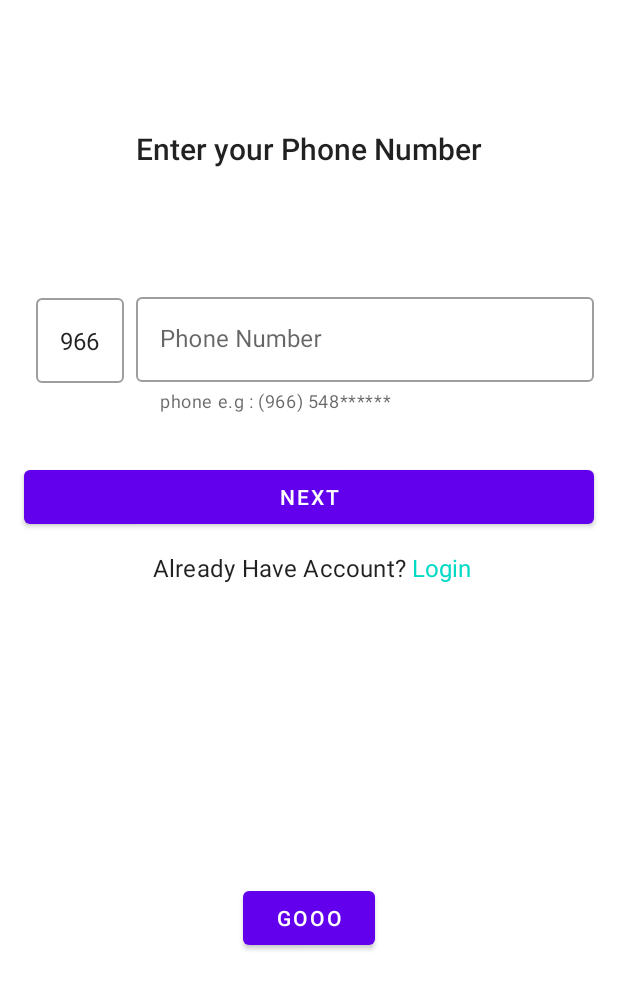
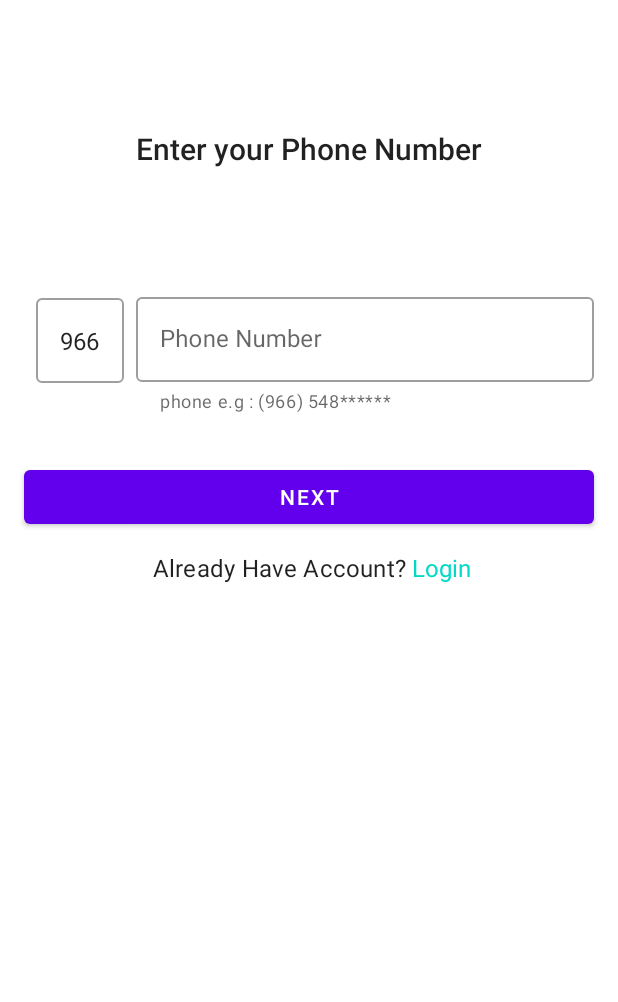
Before and after one commit to zaynob24/Moqaida, an Android app: the EnterPhoneFragment screen opened through its navigation route, on a phone screen of 412 x 824 dp, the part 234-1236 px from its top. Run offline under Robolectric (Android 15) with nearby library versions, the phone set to English and light mode, and no system bars; our stand-ins replace Firebase (no records; nobody signed in at launch, a user with empty details on screens opened directly), Picasso, navigation-ui; pictures from the network do not load.

```diff
--- a/app/src/main/java/com/example/moqaida/MainActivity.kt
+++ b/app/src/main/java/com/example/moqaida/MainActivity.kt
@@ -51,6 +51,7 @@ class MainActivity : AppCompatActivity() {
     override fun onBackPressed() {
         when(navController.currentDestination?.id) {
             R.id.homeFragment -> finish()
+            R.id.enterPhoneFragment -> navController.navigate(R.id.action_enterPhoneFragment_to_loginFragment)
             else -> super.onBackPressed()
         }
     }
--- a/app/src/main/res/layout/fragment_enterphone.xml
+++ b/app/src/main/res/layout/fragment_enterphone.xml
@@ -159,6 +159,7 @@
         android:layout_height="wrap_content"
         android:layout_marginBottom="32dp"
         android:text="Gooo"
+        android:visibility="gone"
         app:layout_constraintBottom_toBottomOf="parent"
         app:layout_constraintEnd_toEndOf="parent"
         app:layout_constraintStart_toStartOf="parent" />
--- a/app/src/main/res/layout/fragment_vierfy_phone.xml
+++ b/app/src/main/res/layout/fragment_vierfy_phone.xml
@@ -126,6 +126,7 @@
             android:layout_height="wrap_content"
             android:layout_marginBottom="32dp"
             android:text="GOO"
+            android:visibility="gone"
             app:layout_constraintBottom_toBottomOf="parent"
             app:layout_constraintEnd_toEndOf="parent"
             app:layout_constraintStart_toStartOf="parent" />
--- a/app/src/main/res/navigation/nav_graph.xml
+++ b/app/src/main/res/navigation/nav_graph.xml
@@ -28,16 +28,15 @@
         android:label="Login"
         tools:layout="@layout/fragment_login">
         <action
-            android:id="@+id/action_loginFragment_to_signUpFragment"
-            app:destination="@id/signUpFragment" />
-        <action
             android:id="@+id/action_loginFragment_to_homeFragment"
             app:destination="@id/homeFragment"
             app:popUpTo="@id/loginFragment"
             app:popUpToInclusive="true" />
         <action
             android:id="@+id/action_loginFragment_to_enterPhoneFragment"
-            app:destination="@id/enterPhoneFragment" />
+            app:destination="@id/enterPhoneFragment"
+            app:popUpTo="@id/loginFragment"
+            app:popUpToInclusive="true" />
     </fragment>
     <fragment
         android:id="@+id/signUpFragment"
@@ -46,7 +45,9 @@
         tools:layout="@layout/fragment_sign_up">
         <action
             android:id="@+id/action_signUpFragment_to_loginFragment"
-            app:destination="@id/loginFragment" />
+            app:destination="@id/loginFragment"
+            app:popUpTo="@id/signUpFragment"
+            app:popUpToInclusive="true" />
         <action
             android:id="@+id/action_signUpFragment_to_homeFragment"
             app:destination="@id/homeFragment" />
@@ -115,7 +116,9 @@
             app:destination="@id/verifyPhoneFragment" />
         <action
             android:id="@+id/action_enterPhoneFragment_to_loginFragment"
-            app:destination="@id/loginFragment" />
+            app:destination="@id/loginFragment"
+            app:popUpTo="@id/enterPhoneFragment"
+            app:popUpToInclusive="true" />
     </fragment>
     <fragment
         android:id="@+id/verifyPhoneFragment"
```
Also changed, not shown: app/src/main/java/com/example/moqaida/views/idintity/phone/EnterPhoneFragment.kt (+18 -18 lines), app/src/main/java/com/example/moqaida/views/idintity/phone/VerifyPhoneFragment.kt (+16 -12 lines).
